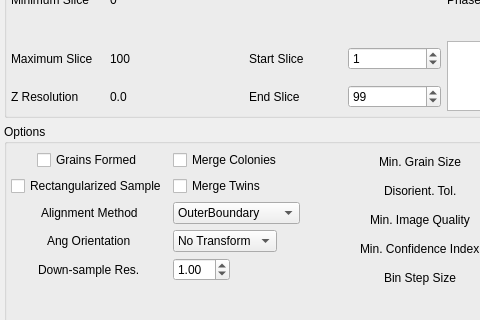
Above: Source/AIM/GUI/UI_Files/ReconstructionWidget.ui from BlueQuartzSoftware/DREAM3D before the change; both pictures show x 0 to 480 and y 94 to 414 of the 714 by 760 pixel window. Below: the same form after it.
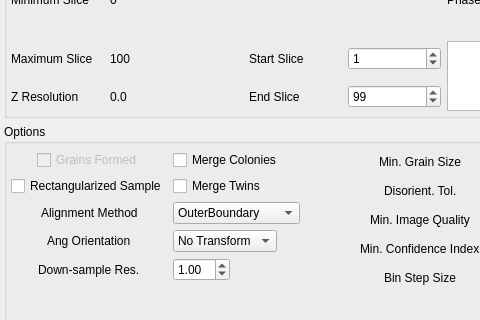
That is the form after the change. Icons and pictures are not drawn.

Commit message: Disabling the 'Grains Formed' checkbox

Diff of the .ui file:
```diff
--- a/Source/AIM/GUI/UI_Files/ReconstructionWidget.ui
+++ b/Source/AIM/GUI/UI_Files/ReconstructionWidget.ui
@@ -369,6 +369,9 @@
           </property>
           <item row="3" column="0">
            <widget class="QCheckBox" name="m_AlreadyFormed">
+            <property name="enabled">
+             <bool>false</bool>
+            </property>
             <property name="text">
              <string>Grains Formed</string>
             </property>
```
